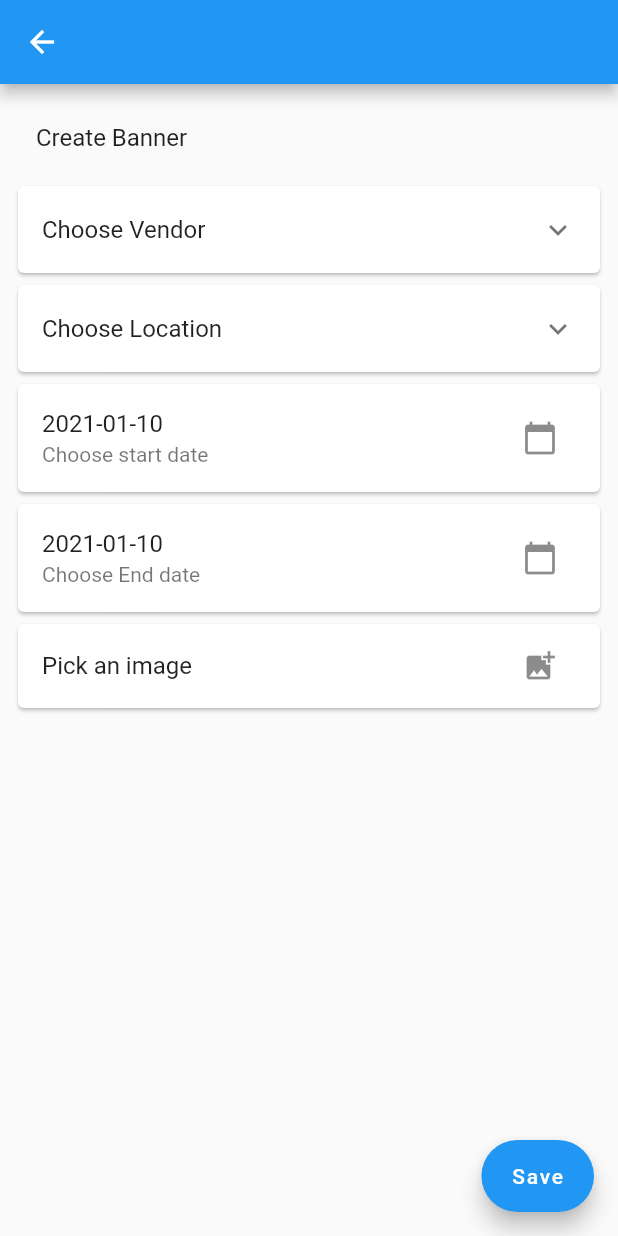
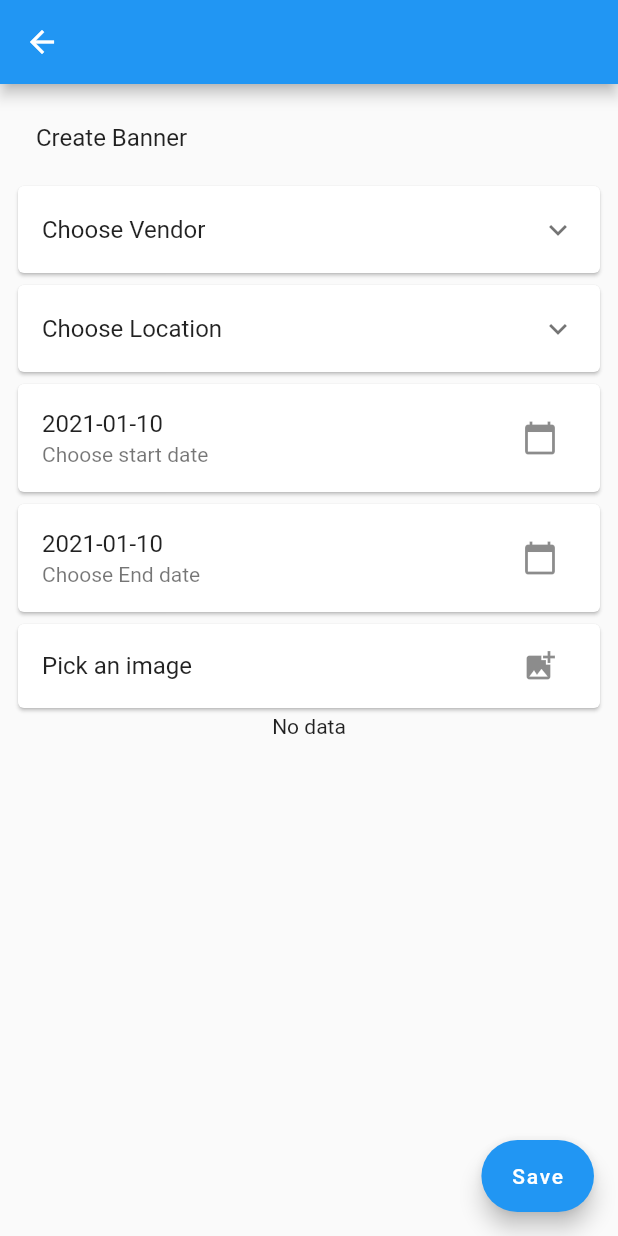
Before and after one commit to Sashi445/mugadminpage, a Flutter app: the PostBannerForm screen opened directly, after a tap on the "add photo alternate" icon, on a phone screen of 412 x 824 dp. Run offline on Flutter 3.47's test engine with Material 2 defaults, Android fonts, the phone set to English and light mode, and no system bars; our stand-ins replace cloud_firestore, firebase_auth, firebase_core; missing offline and left inert: flutter_web_image_picker; accounts and stored records are empty.

Commit message:
made some changes to banner page

```diff
--- a/lib/views/post_banner_form.dart
+++ b/lib/views/post_banner_form.dart
@@ -1,4 +1,6 @@
 import 'package:flutter/material.dart';
+import 'dart:math';
+import 'package:flutter_web_image_picker/flutter_web_image_picker.dart';
 
 class PostBannerForm extends StatefulWidget {
   @override
@@ -8,17 +10,52 @@ class PostBannerForm extends StatefulWidget {
 class _PostBannerFormState extends State<PostBannerForm> {
   var _selectedStartDate = DateTime.now();
 
+  var _selectedEndDate = DateTime.now();
+
+  Image _image;
+
+  final vendorIds = [
+
+  ];
+
+  @override
+  void initState(){
+    for(int i=0; i<10; i++){
+      vendorIds.add(createRandomVendorId());
+    }
+    super.initState();
+  }
+
   final Map<String, dynamic> bannerForm = {};
 
-  void _selectDate(BuildContext context) async {
+  String createRandomVendorId(){
+    final charCodes = List.generate(10, (index) => 97 + Random().nextInt(26));
+    return String.fromCharCodes(charCodes);
+  }
+
+  void _selectStartDate(BuildContext context) async {
     final picked = await showDatePicker(
         context: context,
         initialDate: _selectedStartDate,
         firstDate: DateTime(2000),
-        lastDate: DateTime(2030));
+        lastDate: DateTime(2030)
+    );
     if (picked != null && picked != _selectedStartDate) {
       setState(() {
         _selectedStartDate = picked;
+      });
+    }
+  }
+
+  void _selectEndDate(BuildContext context) async {
+    final _picked = await showDatePicker(
+        context: context,
+        initialDate: DateTime.now(),
+        firstDate: _selectedStartDate,
+        lastDate: DateTime(2030));
+    if (_picked != null && _picked != _selectedEndDate) {
+      setState(() {
+        _selectedEndDate = _picked;
       });
     }
   }
@@ -39,7 +76,23 @@ class _PostBannerFormState extends State<PostBannerForm> {
             Card(
               child: ExpansionTile(
                 title: Text('Choose Vendor'),
-                children: [Text('Vendor1'), Text('Vendor2')],
+                children: [
+                  Container(
+                    height: MediaQuery.of(context).size.height/5,
+                    width: MediaQuery.of(context).size.width,
+                    padding: EdgeInsets.all(3.0),
+                    color: Colors.grey[200],
+                    child: ListView.builder(
+                      itemCount: vendorIds.length,
+                      itemBuilder: (context, index) => Card(
+                                              child: ListTile(
+                          title: Text(vendorIds.elementAt(index)),
+                          leading: Text((index + 1).toString()),
+                        ),
+                      )
+                    ),
+                  )
+                ]
               ),
             ),
             Card(
@@ -61,22 +114,20 @@ class _PostBannerFormState extends State<PostBannerForm> {
             // ),
             Card(
                 child: ListTile(
-                    title:
-                        Text('${_selectedStartDate.toLocal()}'.split(' ')[0]),
+              title: Text('${_selectedStartDate.toLocal()}'.split(' ')[0]),
               subtitle: Text('Choose start date'),
               trailing: IconButton(
                 icon: Icon(Icons.calendar_today),
-                      onPressed: () => _selectDate(context),
+                onPressed: () => _selectStartDate(context),
               ),
             )),
             Card(
                 child: ListTile(
-                    title:
-                        Text('${_selectedStartDate.toLocal()}'.split(' ')[0]),
+              title: Text('${_selectedEndDate.toLocal()}'.split(' ')[0]),
               subtitle: Text('Choose End date'),
               trailing: IconButton(
                 icon: Icon(Icons.calendar_today),
-                      onPressed: () => _selectDate(context),
+                onPressed: () => _selectEndDate(context),
               ),
             )),
             Card(
@@ -84,11 +135,19 @@ class _PostBannerFormState extends State<PostBannerForm> {
               title: Text('Pick an image'),
               trailing: IconButton(
                 icon: Icon(Icons.add_photo_alternate),
-                      onPressed: (){
-
+                onPressed: () async {
+                  final image = await FlutterWebImagePicker.getImage;
+                  setState(() {
+                    _image = image;
+                  });
                 },
               ),
             )),
+            Container(
+              child: _image == null ? Text('No data') : SizedBox(
+                height:100, width: 100,
+                child: _image),
+            )
           ],
         ),
       ),
--- a/pubspec.yaml
+++ b/pubspec.yaml
@@ -28,6 +28,7 @@ dependencies:
   firebase_auth: ^0.18.4+1
   firebase_core: ^0.5.3
   provider: ^4.3.2+3
+  flutter_web_image_picker: ^0.0.2
 
 dev_dependencies:
   flutter_test:
```
Also changed, not shown: lib/services/firebase_firestore_services.dart (+8 -0 lines), lib/views/home_page.dart (+7 -1 lines), pubspec.lock. Lines whose indentation alone changed are shown as unchanged.
